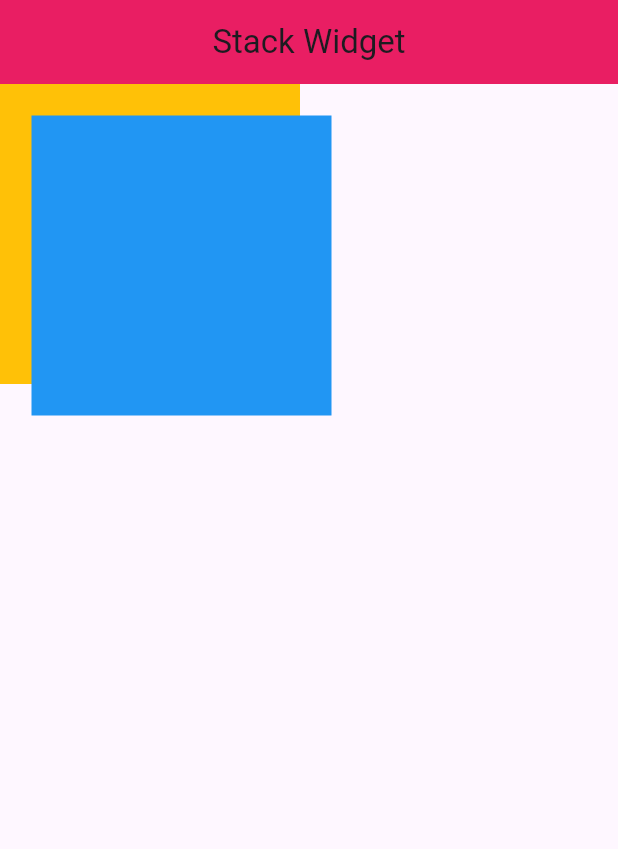
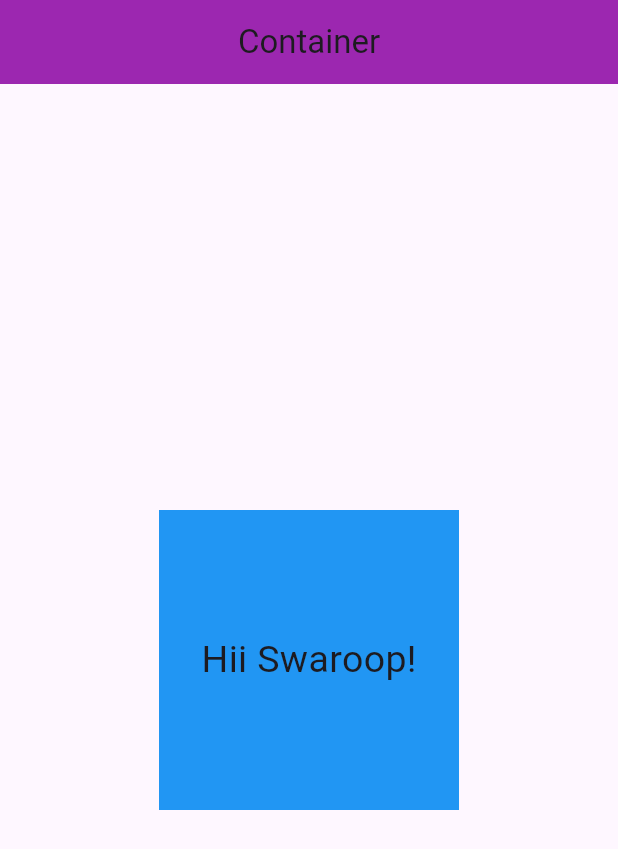
Before and after one commit to swarooprana7/flutter-course, a Flutter app: the screen it shows after launch, on a phone screen of 412 x 824 dp. Shown: the top 849 px of the screen. Run offline on Flutter 3.47's test engine with Material 3 defaults, Android fonts, the phone set to English and light mode, and no system bars.

Commit message:
How to use Container

```diff
--- a/lib/app.dart
+++ b/lib/app.dart
@@ -1,4 +1,5 @@
 import 'package:flutter/material.dart';
+import 'package:flutter_application/container.dart';
 import 'package:flutter_application/custom_widget.dart';
 import 'package:flutter_application/stack_widget.dart';
 
@@ -9,7 +10,7 @@ class MyApp extends StatelessWidget {
   Widget build(BuildContext context) {
     return MaterialApp(
       debugShowCheckedModeBanner: false,
-      home: MyStackWidget(),
+      home: MyContainer_App(),
     );
   }
 }
--- /dev/null
+++ b/lib/container.dart
@@ -0,0 +1,29 @@
+import 'package:flutter/material.dart';
+
+class MyContainer_App extends StatelessWidget {
+  const MyContainer_App({super.key});
+
+  @override
+  Widget build(BuildContext context) {
+    return Scaffold(
+      appBar: AppBar(
+        backgroundColor: Colors.purple,
+        centerTitle: true,
+        title: const Text('Container'),
+      ),
+      body: Center(
+        child: Container(
+          color: Colors.blue,
+          height: 200,
+          width: 200,
+          child: const Center(
+            child: Text(
+              'Hii Swaroop!',
+              style: TextStyle(fontSize: 25),
+            ),
+          ),
+        ),
+      ),
+    );
+  }
+}
```
